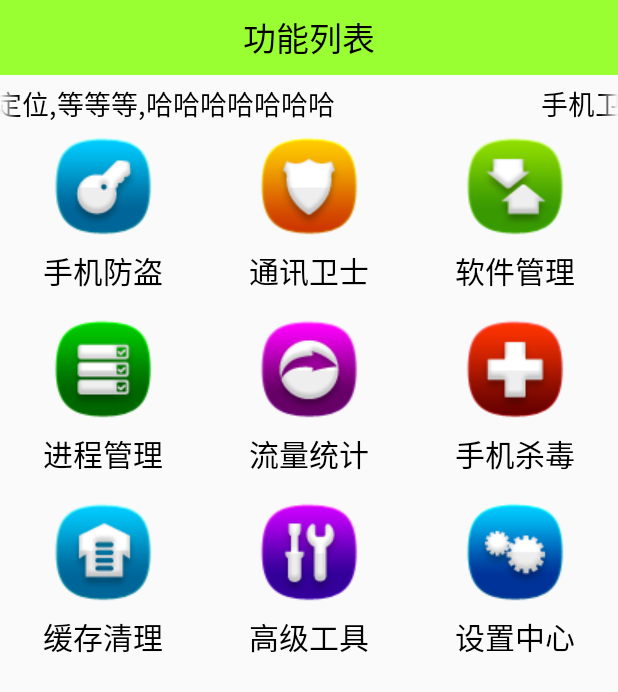
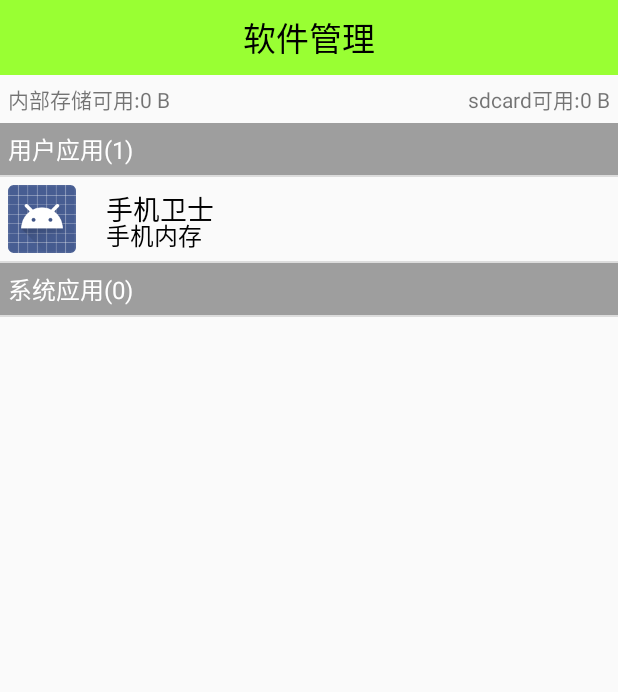
Before and after one commit to liuxiaoping910818/MobileSafe, an Android app: the screen it shows after launch (HomeActivity before the commit, AppManagerActivity after it), after a tap on "软件管理", on a phone screen of 412 x 824 dp. Shown: the top 692 px of the screen. Run offline under Robolectric (Android 15) with nearby library versions, the phone set to English and light mode, and no system bars; 2 other taps on this screen came first.

Commit message:
新增了软件管理，其可以管理手机的应用，制裁，分享和启动应用的功能，

```diff
--- a/app/src/main/java/liu/com/mobilesafe/activity/AToolsActivity.java
+++ b/app/src/main/java/liu/com/mobilesafe/activity/AToolsActivity.java
@@ -34,7 +34,7 @@ import liu.com.mobilesafe.util.ToastUtils;
     }
 
     /**
-     * 短信备份,采用回调机制来来进行短信备份
+     * 短信备份,采用回调机制来来进行短信备份：具体逻辑是，先从数据库中查出数据 ，然后判断sd卡是否持载，存在的话奖短信以xml文件的方式存入sd卡中
      *
      * @param view
      */
--- /dev/null
+++ b/app/src/main/java/liu/com/mobilesafe/activity/AppManagerActivity.java
@@ -0,0 +1,386 @@
+package liu.com.mobilesafe.activity;
+
+import android.content.Intent;
+import android.content.pm.PackageManager;
+import android.graphics.drawable.ColorDrawable;
+import android.net.Uri;
+import android.os.Bundle;
+import android.os.Environment;
+import android.os.StatFs;
+import android.support.v7.app.AppCompatActivity;
+import android.text.format.Formatter;
+import android.view.View;
+import android.view.ViewGroup;
+import android.view.ViewGroup.LayoutParams;
+import android.view.animation.AlphaAnimation;
+import android.view.animation.Animation;
+import android.view.animation.AnimationSet;
+import android.view.animation.ScaleAnimation;
+import android.widget.AbsListView;
+import android.widget.AbsListView.OnScrollListener;
+import android.widget.AdapterView;
+import android.widget.AdapterView.OnItemClickListener;
+import android.widget.BaseAdapter;
+import android.widget.ImageView;
+import android.widget.LinearLayout;
+import android.widget.ListView;
+import android.widget.PopupWindow;
+import android.widget.TextView;
+
+import java.util.ArrayList;
+
+import liu.com.mobilesafe.R;
+import liu.com.mobilesafe.domain.AppInfo;
+import liu.com.mobilesafe.engine.AppInforProvider;
+import liu.com.mobilesafe.util.ToastUtils;
+
+public class AppManagerActivity extends AppCompatActivity implements View.OnClickListener {
+
+    private ArrayList<AppInfo> mList;// 所有已安装应用的集合
+    private ArrayList<AppInfo> mUserList;// 所有已安装用户应用的集合
+    private ArrayList<AppInfo> mSystemList;// 所有已安装系统应用的集合
+
+    private ListView lvList;
+    private AppInfoAdapter mAdapter;
+    private LinearLayout llLoading;
+    private TextView tvHeader;
+    private PopupWindow mPopupWindow;
+    private View mPopupView;
+    private AnimationSet mPopupAnimSet;
+
+    private AppInfo mCurrentAppInfo;// 当前被选择的对象
+
+    @Override
+    protected void onCreate(Bundle savedInstanceState) {
+        super.onCreate(savedInstanceState);
+        setContentView(R.layout.activity_app_manager);
+
+        String sdcardSpace = getAvailSpace(Environment
+                .getExternalStorageDirectory().getAbsolutePath());
+        String romSpace = getAvailSpace(Environment.getDataDirectory()
+                .getAbsolutePath());// /data目录的可用空间
+
+        TextView tvSdcard = (TextView) findViewById(R.id.tv_sdcard_avail);
+        TextView tvRom = (TextView) findViewById(R.id.tv_rom_avail);
+
+        tvSdcard.setText("sdcard可用:" + sdcardSpace);
+        tvRom.setText("内部存储可用:" + romSpace);
+
+        lvList = (ListView) findViewById(R.id.lv_list);
+        llLoading = (LinearLayout) findViewById(R.id.ll_loading);
+        tvHeader = (TextView) findViewById(R.id.tv_header);
+
+        lvList.setOnScrollListener(new OnScrollListener() {
+
+            @Override
+            public void onScrollStateChanged(AbsListView view, int scrollState) {
+            }
+
+            @Override
+            public void onScroll(AbsListView view, int firstVisibleItem,
+                                 int visibleItemCount, int totalItemCount) {
+                if (mUserList != null && mSystemList != null) {
+                    if (firstVisibleItem <= mUserList.size()) {
+                        tvHeader.setText("用户应用(" + mUserList.size() + ")");
+                    } else {
+                        tvHeader.setText("系统应用(" + mSystemList.size() + ")");
+                    }
+                }
+            }
+        });
+
+        lvList.setOnItemClickListener(new OnItemClickListener() {
+
+            @Override
+            public void onItemClick(AdapterView<?> parent, View view,
+                                    int position, long id) {
+                AppInfo info = mAdapter.getItem(position);
+                if (info != null) {// 只有普通布局才可以展示弹窗
+                    mCurrentAppInfo = info;
+                    showPopupWindow(view);
+                }
+            }
+        });
+
+        initData();
+    }
+
+    /**
+     * 展示小弹窗
+     */
+    protected void showPopupWindow(View view) {
+        if (mPopupWindow == null) {
+            mPopupView = View.inflate(this, R.layout.popup_item_appinfo, null);
+            mPopupWindow = new PopupWindow(mPopupView,
+                    LayoutParams.WRAP_CONTENT, LayoutParams.WRAP_CONTENT, true);
+            mPopupWindow.setBackgroundDrawable(new ColorDrawable());// 必须设置背景,这样点击返回键或者空白处才可以消失
+
+            TextView tvUninstall = (TextView) mPopupView
+                    .findViewById(R.id.tv_uninstall);
+            TextView tvLaunch = (TextView) mPopupView
+                    .findViewById(R.id.tv_launch);
+            TextView tvShare = (TextView) mPopupView
+                    .findViewById(R.id.tv_share);
+            tvUninstall.setOnClickListener(this);
+            tvLaunch.setOnClickListener(this);
+            tvShare.setOnClickListener(this);
+
+            // 弹窗动画效果
+            // 渐变动画
+            AlphaAnimation animAlpha = new AlphaAnimation(0, 1);
+            animAlpha.setDuration(500);
+
+            // 缩放动画
+            ScaleAnimation animScale = new ScaleAnimation(0, 1, 0, 1,
+                    Animation.RELATIVE_TO_SELF, 0, Animation.RELATIVE_TO_SELF,
+                    0.5f);
+            animScale.setDuration(500);
+
+            mPopupAnimSet = new AnimationSet(true);
+            mPopupAnimSet.addAnimation(animAlpha);
+            mPopupAnimSet.addAnimation(animScale);
+        }
+
+        mPopupWindow.showAsDropDown(view, 50, -view.getHeight());
+        mPopupView.startAnimation(mPopupAnimSet);
+    }
+
+    private void initData() {
+        llLoading.setVisibility(View.VISIBLE);
+
+        //异步加载-数据,避免加载数据多而耗时长，导致ANR异常
+        new Thread() {
+            @Override
+            public void run() {
+                mList = AppInforProvider
+                        .getIntalledApps(getApplicationContext());
+
+                // 区分用户和系统应用,分别放在两个集合中
+                mUserList = new ArrayList<AppInfo>();
+                mSystemList = new ArrayList<AppInfo>();
+                for (AppInfo info : mList) {
+                    if (info.isUser) {
+                        mUserList.add(info);
+                    } else {
+                        mSystemList.add(info);
+                    }
+                }
+
+                runOnUiThread(new Runnable() {
+
+                    @Override
+                    public void run() {
+                        mAdapter = new AppInfoAdapter();
+                        lvList.setAdapter(mAdapter);
+                        llLoading.setVisibility(View.GONE);
+                    }
+                });
+            }
+        }.start();
+    }
+
+    /**
+     * 获取可用空间
+     */
+    private String getAvailSpace(String path) {
+        StatFs stat = new StatFs(path);
+
+        long availableBlocks = stat.getAvailableBlocks();// 获取可用存储块数量
+        long blockSize = stat.getBlockSize();// 每个存储块的大小
+
+        // 可用存储空间
+        long availSize = availableBlocks * blockSize;
+        // Integer.MAX_VALUE 可以表示2G大小, 2G太少, 需要用Long
+
+        return Formatter.formatFileSize(this, availSize);// 将字节转为带有相应单位(MB,
+        // G)的字符串
+    }
+
+    class AppInfoAdapter extends BaseAdapter {
+
+        @Override
+        public int getCount() {
+            // return mList.size();
+            return mUserList.size() + mSystemList.size() + 2;// 增加两个标题栏
+        }
+
+        @Override
+        public AppInfo getItem(int position) {
+            if (position == 0 || position == mUserList.size() + 1) {
+                // 碰到标题栏了
+                return null;
+            }
+
+            if (position < mUserList.size() + 1) {
+                return mUserList.get(position - 1);// 减掉1个标题栏
+            } else {
+                return mSystemList.get(position - mUserList.size() - 2);// 减掉两个标题栏
+            }
+        }
+
+        @Override
+        public long getItemId(int position) {
+            return position;
+        }
+
+        // 表示listview展示的布局种类数量, 只有重写此方法,系统才会缓存相应个数的convertView
+        @Override
+        public int getViewTypeCount() {
+            return 2;
+        }
+
+        // 根据当前位置返回不同布局类型
+        // 注意: 类型必须从0开始计数
+        @Override
+        public int getItemViewType(int position) {
+            if (position == 0 || position == mUserList.size() + 1) {
+                // 碰到标题栏了
+                return 0;// 标题栏类型
+            } else {
+                return 1;// 普通类型
+            }
+        }
+
+        @Override
+        public View getView(int position, View convertView, ViewGroup parent) {
+            // 判断当前布局类型, 系统会根据当前布局类型,返回响应类型的convertView对象
+            int type = getItemViewType(position);
+            switch (type) {
+                case 0:// 标题类型
+                    HeaderHolder hHolder = null;
+                    if (convertView == null) {
+                        convertView = View.inflate(getApplicationContext(),
+                                R.layout.list_item_header, null);
+                        hHolder = new HeaderHolder();
+                        hHolder.tvHeader = (TextView) convertView
+                                .findViewById(R.id.tv_header);
+                        convertView.setTag(hHolder);
+                    } else {
+                        hHolder = (HeaderHolder) convertView.getTag();
+                    }
+
+                    if (position == 0) {
+                        hHolder.tvHeader.setText("用户应用(" + mUserList.size() + ")");
+                    } else {
+                        hHolder.tvHeader
+                                .setText("系统应用(" + mSystemList.size() + ")");
+                    }
+                    break;
+                case 1:// 普通类型
+                    // View view = null;
+                    ViewHolder holder = null;
+                    if (convertView == null) {
+                        convertView = View.inflate(getApplicationContext(),
+                                R.layout.list_item_appinfo, null);
+
+                        holder = new ViewHolder();
+                        holder.tvName = (TextView) convertView
+                                .findViewById(R.id.tv_name);
+                        holder.tvLocation = (TextView) convertView
+                                .findViewById(R.id.tv_location);
+                        holder.ivIcon = (ImageView) convertView
+                                .findViewById(R.id.iv_icon);
+
+                        convertView.setTag(holder);
+                    } else {
+                        // view = convertView;
+                        holder = (ViewHolder) convertView.getTag();
+                    }
+
+                    AppInfo info = getItem(position);
+                    holder.tvName.setText(info.name);
+                    holder.ivIcon.setImageDrawable(info.icon);
+
+                    if (info.isRom) {
+                        holder.tvLocation.setText("手机内存");
+                    } else {
+                        holder.tvLocation.setText("外置存储卡");
+                    }
+                    break;
+            }
+
+            return convertView;
+        }
+    }
+
+    static class ViewHolder {
+        public TextView tvName;
+        public TextView tvLocation;
+        public ImageView ivIcon;
+    }
+
+    static class HeaderHolder {
+        public TextView tvHeader;
+    }
+
+    @Override
+    public void onClick(View v) {
+
+        mPopupWindow.dismiss();// 弹窗消失
+
+        switch (v.getId()) {
+            case R.id.tv_uninstall:
+                System.out.println("卸载:" + mCurrentAppInfo.name);
+                uninstall();
+                break;
+            case R.id.tv_launch:
+                System.out.println("启动");
+                launch();
+                break;
+            case R.id.tv_share:
+                System.out.println("分享");
+                share();
+                break;
+
+            default:
+                break;
+        }
+    }
+
+    /**
+     * 分享 - 调用系统所有可以分享的app列表,选择app进行分享
+     */
+    private void share() {
+        Intent intent = new Intent(Intent.ACTION_SEND);
+        intent.setType("text/plain");// 分享纯文本
+        intent.putExtra(Intent.EXTRA_TEXT,
+                "分享给你一个很好的应用哦,下载地址:https://play.google.com/store/apps/details?id="
+                        + mCurrentAppInfo.packageName);
+        startActivity(intent);
+    }
+
+    /**
+     * 启动
+     */
+    private void launch() {
+        PackageManager pm = getPackageManager();
+        Intent intent = pm
+                .getLaunchIntentForPackage(mCurrentAppInfo.packageName);// 启动页面的Intent
+        if (intent != null) {
+            startActivity(intent);
+        } else {
+            ToastUtils.showToast(this, "找不到启动页面!");
+        }
+    }
+
+    /**
+     * 卸载
+     */
+    private void uninstall() {
+        if (mCurrentAppInfo.isUser) {
+            Intent intent = new Intent();
+            intent.setAction(Intent.ACTION_DELETE);
+            intent.setData(Uri.parse("package:" + mCurrentAppInfo.packageName));
+            startActivityForResult(intent, 0);
+        } else {
+            ToastUtils.showToast(this, "需要Root权限才可以卸载哦!");
+        }
+    }
+
+    @Override
+    protected void onActivityResult(int requestCode, int resultCode, Intent data) {
+        super.onActivityResult(requestCode, resultCode, data);
+        // 卸载完成后重新加载数据
+        initData();
+    }
+}
--- a/app/src/main/java/liu/com/mobilesafe/activity/HomeActivity.java
+++ b/app/src/main/java/liu/com/mobilesafe/activity/HomeActivity.java
@@ -66,6 +66,11 @@ public class HomeActivity extends Activity {
                         break;
                     case 1:
                         startActivity(new Intent(getApplicationContext(),BlackNumberActivity.class));
+                        break;
+                    case 2:
+                        // 软件管理
+                        startActivity(new Intent(getApplicationContext(),
+                                AppManagerActivity.class));
                         break;
                     case 7:
                         startActivity(new Intent(getApplicationContext(),AToolsActivity.class));
--- /dev/null
+++ b/app/src/main/java/liu/com/mobilesafe/domain/AppInfo.java
@@ -0,0 +1,16 @@
+package liu.com.mobilesafe.domain;
+
+import android.graphics.drawable.Drawable;
+
+/**
+ * Created by Administrator on 2016/5/5.
+ */
+public class AppInfo {
+
+    public String name;
+    public String packageName;
+    public Drawable icon;
+
+    public boolean isRom;//true表示安装在手机内存中
+    public  boolean isUser;//true表示用户应用
+}
--- /dev/null
+++ b/app/src/main/java/liu/com/mobilesafe/engine/AppInforProvider.java
@@ -0,0 +1,65 @@
+package liu.com.mobilesafe.engine;
+
+import android.content.Context;
+import android.content.pm.ApplicationInfo;
+import android.content.pm.PackageInfo;
+import android.content.pm.PackageManager;
+import android.graphics.drawable.Drawable;
+
+import java.util.ArrayList;
+import java.util.List;
+
+import liu.com.mobilesafe.domain.AppInfo;
+
+/**
+ * 应用信息提供者
+ * Created by Administrator on 2016/5/6.
+ */
+public class AppInforProvider{
+
+
+    //获取已安装的应用
+
+    /**
+     * 获取已安装应用
+     */
+    public static ArrayList<AppInfo> getIntalledApps(Context ctx) {
+        PackageManager pm = ctx.getPackageManager();
+        List<PackageInfo> installedPackages = pm.getInstalledPackages(0);// 获取所有已安装的包
+
+        ArrayList<AppInfo> list = new ArrayList<AppInfo>();
+        for (PackageInfo packageInfo : installedPackages) {
+            AppInfo info = new AppInfo();
+            String packageName = packageInfo.packageName;// 包名
+            ApplicationInfo applicationInfo = packageInfo.applicationInfo;// 应用信息
+            String name = applicationInfo.loadLabel(pm).toString();// 应用名称
+            Drawable icon = applicationInfo.loadIcon(pm);// 应用图标
+
+            info.packageName = packageName;
+            info.name = name;
+            info.icon = icon;
+
+            // 状态机, 通过01状态来表示是否具备某些属性和功能
+            int flags = applicationInfo.flags;// 获取应用标记
+            if ((flags & ApplicationInfo.FLAG_EXTERNAL_STORAGE) == ApplicationInfo.FLAG_EXTERNAL_STORAGE) {
+                // 安装在sdcard
+                info.isRom = false;
+            } else {
+                // 安装在手机内存
+                info.isRom = true;
+            }
+
+            if ((flags & ApplicationInfo.FLAG_SYSTEM) == ApplicationInfo.FLAG_SYSTEM) {
+                // 系统应用
+                info.isUser = false;
+            } else {
+                // 用户应用
+                info.isUser = true;
+            }
+
+            list.add(info);
+        }
+
+        return list;
+    }
+}
--- /dev/null
+++ b/app/src/main/res/layout/activity_app_manager.xml
@@ -0,0 +1,73 @@
+<LinearLayout xmlns:android="http://schemas.android.com/apk/res/android"
+    xmlns:tools="http://schemas.android.com/tools"
+    android:layout_width="match_parent"
+    android:layout_height="match_parent"
+    android:orientation="vertical" >
+
+    <TextView
+        style="@style/TitleStyle"
+        android:text="软件管理" />
+
+    <RelativeLayout
+        android:layout_width="match_parent"
+        android:layout_height="wrap_content"
+        android:padding="5dp" >
+
+        <TextView
+            android:id="@+id/tv_rom_avail"
+            android:layout_width="wrap_content"
+            android:layout_height="wrap_content"
+            android:layout_alignParentLeft="true"
+            android:layout_alignParentTop="true"
+            android:text="内部存储:0MB" />
+
+        <TextView
+            android:id="@+id/tv_sdcard_avail"
+            android:layout_width="wrap_content"
+            android:layout_height="wrap_content"
+            android:layout_alignParentRight="true"
+            android:layout_alignParentTop="true"
+            android:text="sdcard可用:0MB" />
+    </RelativeLayout>
+
+    <FrameLayout
+        android:layout_width="match_parent"
+        android:layout_height="match_parent" >
+
+        <TextView
+            android:id="@+id/tv_header"
+            android:layout_width="match_parent"
+            android:layout_height="wrap_content"
+            android:background="#9e9e9e"
+            android:padding="5dp"
+            android:text="用户应用(0)"
+            android:textColor="#fff"
+            android:textSize="16sp" />
+
+        <LinearLayout
+            android:id="@+id/ll_loading"
+            android:layout_width="wrap_content"
+            android:layout_height="wrap_content"
+            android:layout_gravity="center"
+            android:gravity="center"
+            android:orientation="vertical" >
+
+            <ProgressBar
+                android:layout_width="wrap_content"
+                android:layout_height="wrap_content" />
+
+            <TextView
+                android:layout_width="wrap_content"
+                android:layout_height="wrap_content"
+                android:text="正在加载,请稍候..." />
+        </LinearLayout>
+
+        <ListView
+            android:id="@+id/lv_list"
+            android:layout_width="match_parent"
+            android:layout_height="match_parent"
+            android:layout_gravity="center">
+        </ListView>
+    </FrameLayout>
+
+</LinearLayout>
--- /dev/null
+++ b/app/src/main/res/layout/list_item_appinfo.xml
@@ -0,0 +1,39 @@
+<?xml version="1.0" encoding="utf-8"?>
+<RelativeLayout xmlns:android="http://schemas.android.com/apk/res/android"
+    android:layout_width="match_parent"
+    android:layout_height="match_parent"
+    android:padding="5dp" >
+
+    <ImageView
+        android:id="@+id/iv_icon"
+        android:layout_width="45dp"
+        android:layout_height="45dp"
+        android:layout_alignParentLeft="true"
+        android:layout_alignParentTop="true"
+        android:src="@drawable/ic_launcher" />
+
+    <TextView
+        android:id="@+id/tv_name"
+        android:layout_width="wrap_content"
+        android:layout_height="wrap_content"
+        android:layout_alignParentTop="true"
+        android:layout_marginLeft="20dp"
+        android:layout_marginTop="2dp"
+        android:layout_toRightOf="@+id/iv_icon"
+        android:singleLine="true"
+        android:text="名称"
+        android:textColor="#000"
+        android:textSize="18sp" />
+
+    <TextView
+        android:id="@+id/tv_location"
+        android:layout_width="wrap_content"
+        android:layout_height="wrap_content"
+        android:layout_alignBottom="@+id/iv_icon"
+        android:layout_alignLeft="@+id/tv_name"
+        android:layout_marginTop="3dp"
+        android:text="手机内存"
+        android:textColor="#000"
+        android:textSize="16sp" />
+
+</RelativeLayout>
--- /dev/null
+++ b/app/src/main/res/layout/list_item_header.xml
@@ -0,0 +1,17 @@
+<?xml version="1.0" encoding="utf-8"?>
+<LinearLayout xmlns:android="http://schemas.android.com/apk/res/android"
+    android:layout_width="match_parent"
+    android:layout_height="wrap_content"
+    android:orientation="vertical" >
+
+    <TextView
+        android:id="@+id/tv_header"
+        android:layout_width="match_parent"
+        android:layout_height="wrap_content"
+        android:background="#9e9e9e"
+        android:padding="5dp"
+        android:text="用户应用(0)"
+        android:textColor="#fff"
+        android:textSize="16sp" />
+
+</LinearLayout>
```
Also changed, not shown: app/src/main/AndroidManifest.xml (+5 -5 lines), app/src/main/res/layout/popup_item_appinfo.xml (added, +29 -0 lines), app/src/main/assets/commonnum.db (added), app/src/main/res/drawable/img1.png (added), app/src/main/res/drawable/img2.png (added), app/src/main/res/drawable/img3.png (added), app/src/main/res/drawable/local_popup_bg.png (added).
